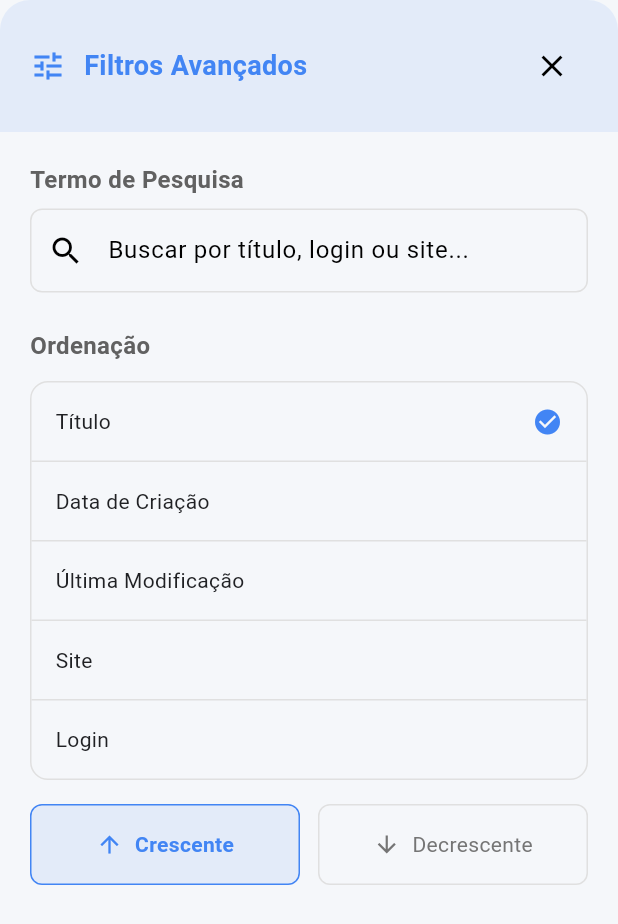
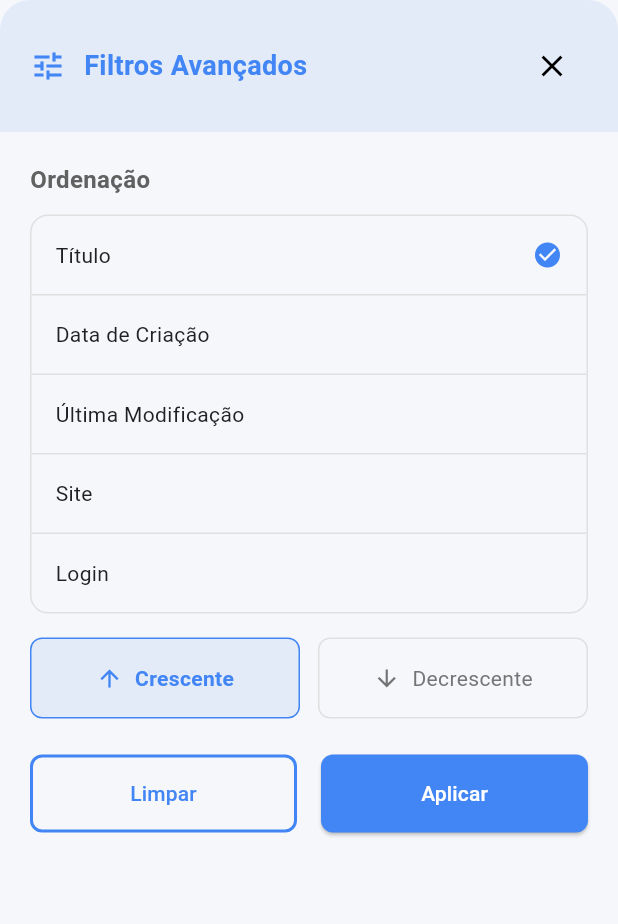
Before and after one commit to lucasbno/blindex, a Flutter app: the AdvancedSearchModal widget shown alone on an empty page, opened directly with empty values, on a phone screen of 412 x 824 dp. Shown: the top 924 px of the screen. Run offline on Flutter 3.47's test engine with Material 3 defaults, Android fonts, the phone set to English and light mode, and no system bars; our stand-ins replace cloud_firestore, device_preview, firebase_auth, firebase_core, get_it, mask_text_input_formatter; accounts and stored records are empty; generated files the repository leaves out were written again.

Commit message:
feat: melhorias filtro

```diff
--- a/lib/components/advanced_search_modal.dart
+++ b/lib/components/advanced_search_modal.dart
@@ -18,14 +18,12 @@
   final SortCriteria sortBy;
   final SortOrder sortOrder;
   final bool favoritesOnly;
-  final String siteFilter;
 
   SearchFilters({
     this.query = '',
     this.sortBy = SortCriteria.title,
     this.sortOrder = SortOrder.ascending,
     this.favoritesOnly = false,
-    this.siteFilter = '',
   });
 
   SearchFilters copyWith({
@@ -33,14 +31,12 @@
     SortCriteria? sortBy,
     SortOrder? sortOrder,
     bool? favoritesOnly,
-    String? siteFilter,
   }) {
     return SearchFilters(
       query: query ?? this.query,
       sortBy: sortBy ?? this.sortBy,
       sortOrder: sortOrder ?? this.sortOrder,
       favoritesOnly: favoritesOnly ?? this.favoritesOnly,
-      siteFilter: siteFilter ?? this.siteFilter,
     );
   }
 }
@@ -69,7 +65,6 @@
     super.initState();
     _filters = widget.initialFilters;
     _queryController.text = _filters.query;
-    _siteController.text = _filters.siteFilter;
   }
 
   @override
@@ -89,12 +84,8 @@
               child: Column(
                 crossAxisAlignment: CrossAxisAlignment.start,
                 children: [
-                  _buildSearchField(),
-                  const SizedBox(height: 24),
                   _buildSortSection(),
                   const SizedBox(height: 24),
-                  _buildFiltersSection(),
-                  const SizedBox(height: 32),
                   _buildActionButtons(context),
                 ],
               ),
@@ -134,37 +125,6 @@
     );
   }
 
-  Widget _buildSearchField() {
-    return Column(
-      crossAxisAlignment: CrossAxisAlignment.start,
-      children: [
-        Text(
-          'Termo de Pesquisa',
-          style: TextStyle(
-            fontSize: 16,
-            fontWeight: FontWeight.w600,
-            color: Colors.grey[700],
-          ),
-        ),
-        const SizedBox(height: 8),
-        TextField(
-          controller: _queryController,
-          onChanged: (value) {
-            setState(() {
-              _filters = _filters.copyWith(query: value);
-            });
-          },
-          decoration: InputDecoration(
-            hintText: 'Buscar por título, login ou site...',
-            prefixIcon: const Icon(Icons.search),
-            border: OutlineInputBorder(
-              borderRadius: BorderRadius.circular(12),
-            ),
-          ),
-        ),
-      ],
-    );
-  }
 
   Widget _buildSortSection() {
     return Column(
@@ -295,50 +255,6 @@
     );
   }
 
-  Widget _buildFiltersSection() {
-    return Column(
-      crossAxisAlignment: CrossAxisAlignment.start,
-      children: [
-        Text(
-          'Filtros',
-          style: TextStyle(
-            fontSize: 16,
-            fontWeight: FontWeight.w600,
-            color: Colors.grey[700],
-          ),
-        ),
-        const SizedBox(height: 12),
-        SwitchListTile(
-          title: const Text('Apenas Favoritos'),
-          subtitle: const Text('Mostrar somente senhas marcadas como favoritas'),
-          value: _filters.favoritesOnly,
-          onChanged: (value) {
-            setState(() {
-              _filters = _filters.copyWith(favoritesOnly: value);
-            });
-          },
-          activeColor: Theme.of(context).primaryColor,
-        ),
-        const SizedBox(height: 16),
-        TextField(
-          controller: _siteController,
-          onChanged: (value) {
-            setState(() {
-              _filters = _filters.copyWith(siteFilter: value);
-            });
-          },
-          decoration: InputDecoration(
-            labelText: 'Filtrar por Site',
-            hintText: 'Ex: gmail.com, facebook.com...',
-            prefixIcon: const Icon(Icons.web),
-            border: OutlineInputBorder(
-              borderRadius: BorderRadius.circular(12),
-            ),
-          ),
-        ),
-      ],
-    );
-  }
 
   Widget _buildActionButtons(BuildContext context) {
     return Row(
```
Also changed, not shown: lib/controller/password_controller.dart (+0 -8 lines), lib/view/home_view.dart (+6 -18 lines).
